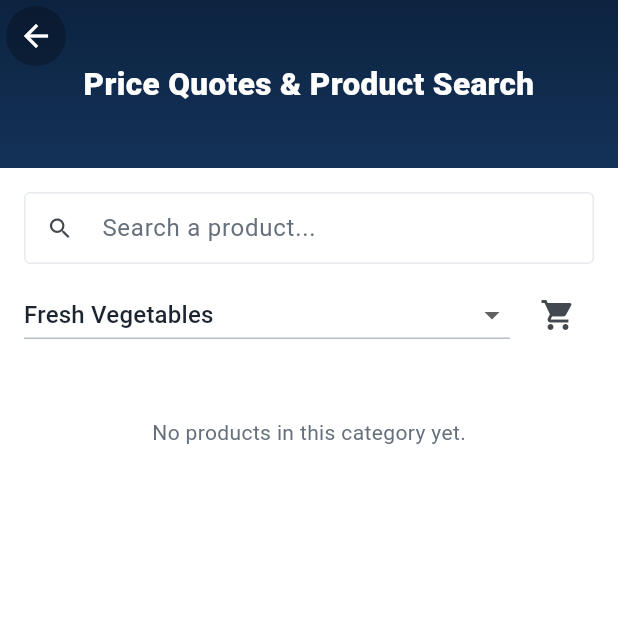
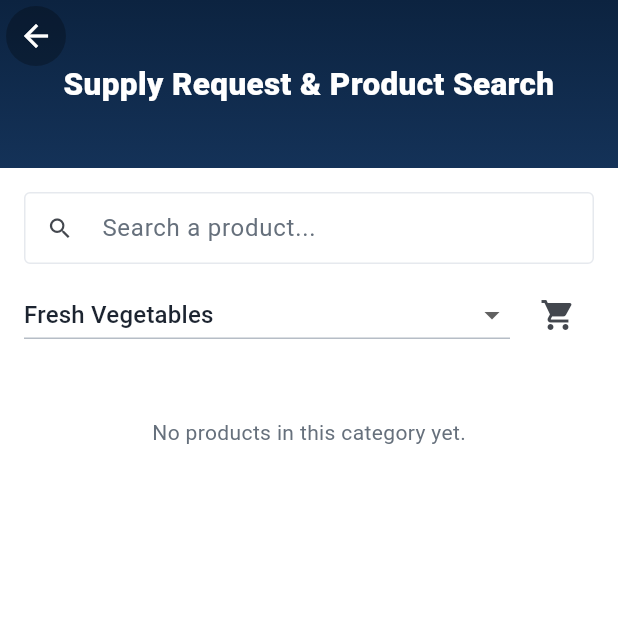
Before and after one commit to MohamedROka23/goss, a Flutter app: the screen it shows after launch, after a tap on "Continue as Customer", after a tap on "Fresh Vegetables", on a phone screen of 412 x 824 dp, the top half of it. Run offline on Flutter 3.47's test engine with Material 3 defaults, Android fonts, the phone set to English and light mode, and no system bars; our stand-ins replace cloud_firestore, file_picker, firebase_auth, firebase_core, firebase_messaging, flutter_local_notifications and 7 more; missing offline and left inert: cryptography, excel, firebase_app_check, freerasp; accounts and stored records are empty; network calls fail; Roboto replaces fonts that are missing (Segoe UI).

Commit message:
Add quote/supply request types, reorder home services, rename quotes to supply request

```diff
--- a/lib/models/models.dart
+++ b/lib/models/models.dart
@@ -216,6 +216,7 @@
   final String origin;
   final String destination;
   final List<RequestItem> items;
+  final String type;
 
   CustomerRequest({
     required this.id,
@@ -231,6 +232,7 @@
     this.origin = '',
     this.destination = '',
     required this.items,
+    this.type = 'supply',
   });
 
   /// Human-readable order reference: sequential #orderNo when available,
@@ -274,6 +276,7 @@
       items: (json['items'] as List<dynamic>? ?? [])
           .map((e) => RequestItem.fromJson(e))
           .toList(),
+      type: json['type'] ?? 'supply',
     );
   }
 }
--- a/lib/screens/customer/catalog_screen.dart
+++ b/lib/screens/customer/catalog_screen.dart
@@ -108,7 +108,7 @@
                 ),
               ),
               child: Text(
-                en ? 'Price Quotes & Product Search' : '\u0639\u0631\u0648\u0636 \u0627\u0644\u0623\u0633\u0639\u0627\u0631 \u0648\u0627\u0644\u0628\u062d\u062b \u0639\u0646 \u0627\u0644\u0645\u0646\u062a\u062c\u0627\u062a',
+                en ? 'Supply Request & Product Search' : '\u0637\u0644\u0628 \u062a\u0648\u0631\u064a\u062f \u0648\u0627\u0644\u0628\u062d\u062b \u0639\u0646 \u0627\u0644\u0645\u0646\u062a\u062c\u0627\u062a',
                 textAlign: TextAlign.center,
                 style: const TextStyle(color: Colors.white, fontSize: 21, fontWeight: FontWeight.w800, height: 1.5),
               ),
@@ -423,7 +423,7 @@
                   crossAxisAlignment: CrossAxisAlignment.start,
                   children: [
                     Text(
-                      en ? 'Request sent. Gosst admin will see it now.' : '\u062a\u0645 \u0625\u0631\u0633\u0627\u0644 \u0627\u0644\u0637\u0644\u0628. \u0633\u064a\u0638\u0647\u0631 \u0627\u0644\u0622\u0646 \u0644\u062f\u0649 \u0627\u0644\u0625\u062f\u0627\u0631\u0629.',
+                      en ? 'Price quote request sent. Gosst admin will review it.' : '\u062a\u0645 \u0625\u0631\u0633\u0627\u0644 \u0637\u0644\u0628 \u0639\u0631\u0636 \u0633\u0639\u0631. \u0633\u064a\u0631\u0627\u062c\u0639\u0647 \u0627\u0644\u0622\u0646 \u0644\u062f\u0649 \u0627\u0644\u0625\u062f\u0627\u0631\u0629.',
                       style: const TextStyle(color: GossColors.green, fontWeight: FontWeight.w600),
                     ),
                     const SizedBox(height: 8),
@@ -526,7 +526,7 @@
         SizedBox(
           width: double.infinity,
           child: GossButton(
-            label: en ? 'Send request' : '\u0625\u0631\u0633\u0627\u0644 \u0627\u0644\u0637\u0644\u0628',
+            label: en ? 'Request price quote' : '\u0637\u0644\u0628 \u0639\u0631\u0636 \u0633\u0639\u0631',
             color: GossColors.red,
             onPressed: _submitting
                 ? null
@@ -551,10 +551,10 @@
               final confirmed = await showDialog<bool>(
                 context: context,
                 builder: (ctx) => AlertDialog(
-                  title: Text(en ? 'Confirm request' : '\u062a\u0623\u0643\u064a\u062f \u0627\u0644\u0637\u0644\u0628'),
+                  title: Text(en ? 'Request price quote' : '\u0637\u0644\u0628 \u0639\u0631\u0636 \u0633\u0639\u0631'),
                   content: Text(en
-                      ? 'Send this request to Gosst admin?'
-                      : '\u0647\u0644 \u062a\u0631\u064a\u062f \u0625\u0631\u0633\u0627\u0644 \u0647\u0630\u0627 \u0627\u0644\u0637\u0644\u0628 \u0644\u0625\u062f\u0627\u0631\u0629 \u062c\u0648\u0633\u062a\u061f'),
+                      ? 'Send this price quote request to Gosst admin? This does not affect accounting — it is for pricing review only.'
+                      : '\u0647\u0644 \u062a\u0631\u064a\u062f \u0625\u0631\u0633\u0627\u0644 \u0637\u0644\u0628 \u0639\u0631\u0636 \u0633\u0639\u0631 \u0644\u0625\u062f\u0627\u0631\u0629 \u062c\u0648\u0633\u062a\u061f \u0644\u0627 \u064a\u062f\u062e\u0644 \u0641\u064a \u0627\u0644\u062d\u0633\u0627\u0628\u0627\u062a \u2014 \u0645\u0631\u062c\u0639 \u0644\u0644\u0627\u0637\u0644\u0627\u0639 \u0639\u0644\u0649 \u0627\u0644\u062a\u0633\u0639\u064a\u0631 \u0641\u0642\u0637.'),
                   actions: [
                     TextButton(
                       onPressed: () => Navigator.of(ctx).pop(false),
@@ -590,6 +590,7 @@
                   notes: _notesCtrl.text,
                   origin: _originCtrl.text,
                   destination: _destinationCtrl.text,
+                  type: 'quote',
                 );
                 if (!mounted) return;
                 _resetForm();
--- a/lib/screens/customer/customer_shell.dart
+++ b/lib/screens/customer/customer_shell.dart
@@ -44,12 +44,12 @@
 
   static const _labels = {
     0: 'GOSST HOME', 1: 'ABOUT', 2: 'LOGISTICS',
-    3: 'SUPPLIES', 4: 'QUOTES', 5: 'CONTACT',
+    3: 'SUPPLIES', 4: 'SUPPLY REQUEST', 5: 'CONTACT',
   };
 
   static const _labelsAr = {
     0: 'الرئيسية', 1: 'من نحن', 2: 'الخدمات اللوجستية',
-    3: 'التوريدات والتجارة', 4: 'عروض الأسعار', 5: 'تواصل معنا',
+    3: 'التوريدات والتجارة', 4: 'طلب توريد', 5: 'تواصل معنا',
   };
 
   @override
@@ -170,7 +170,7 @@
               _drawerItem(en ? 'About Us' : '\u0645\u0646 \u0646\u062d\u0646', Icons.info, 1),
               _drawerItem(en ? 'Logistics Services' : 'الخدمات اللوجستية', Icons.local_shipping, 2),
               _drawerItem(en ? 'Supplies & Trade' : 'التوريدات والتجارة', Icons.inventory, 3),
-              _drawerItem(en ? 'Price Quotes' : 'عروض الأسعار', Icons.storefront, 4),
+              _drawerItem(en ? 'Supply Request' : 'طلب توريد', Icons.storefront, 4),
               _drawerItem(en ? 'Contact' : 'تواصل معنا', Icons.mail, 5),
               const Divider(color: Colors.white24),
               ListTile(
--- a/lib/screens/customer/home_screen.dart
+++ b/lib/screens/customer/home_screen.dart
@@ -33,16 +33,16 @@
   Widget _servicesSection(BuildContext context) {
     final en = _en(context);
     final services = [
+      ['Fresh Vegetables', 'الخضروات الطازجة'],
+      ['Fresh Fruits', 'الفاكهة الطازجة'],
+      ['Hotels & Hospitality Supplies', 'مستلزمات الفنادق والضيافة'],
+      ['Office Supplies', 'الأدوات المكتبية'],
+      ['Packaging & Wrapping Materials', 'مواد التعبئة والتغليف'],
       ['Road Freight', 'الشحن البري'],
       ['Sea Freight', 'الشحن البحري'],
       ['Customs Clearance', 'التخليص الجمركي'],
       ['Smart Warehousing & Distribution Centres', 'التخزين الذكي ومراكز التوزيع'],
       ['Major Projects & Heavy Equipment', 'المشروعات الكبرى والمعدات الثقيلة'],
-      ['Fresh Vegetables', 'الخضروات الطازجة'],
-      ['Fresh Fruits', 'الفاكهة الطازجة'],
-      ['Hotels & Hospitality Supplies', 'مستلزمات الفنادق والضيافة'],
-      ['Office Supplies', 'الأدوات المكتبية'],
-      ['Packaging & Wrapping Materials', 'مواد التعبئة والتغليف'],
     ];
 
     return Container(
@@ -72,16 +72,16 @@
                   onTap: () {
                     if (i < 5) {
                       Navigator.of(context).push(
-                        MaterialPageRoute(builder: (_) => ServiceDetailScreen(index: i)),
+                        MaterialPageRoute(
+                          builder: (_) => CatalogScreen(
+                            initialCategory: supplyIds[i],
+                            showBack: true,
+                          ),
+                        ),
                       );
                     } else {
                       Navigator.of(context).push(
-                        MaterialPageRoute(
-                          builder: (_) => CatalogScreen(
-                            initialCategory: supplyIds[i - 5],
-                            showBack: true,
-                          ),
-                        ),
+                        MaterialPageRoute(builder: (_) => ServiceDetailScreen(index: i - 5)),
                       );
                     }
                   },
--- a/lib/services/accounting.dart
+++ b/lib/services/accounting.dart
@@ -50,7 +50,7 @@
 }
 
 /// A request only counts as a sale once it is not rejected/cancelled.
-bool isSaleRequest(CustomerRequest r) => r.status != RequestStatus.rejected;
+bool isSaleRequest(CustomerRequest r) => r.type == 'supply' && r.status != RequestStatus.rejected;
 
 /// Invoice value of an order = sum of its line totals.
 double invoiceAmount(CustomerRequest r) {
--- a/lib/services/firestore_backend.dart
+++ b/lib/services/firestore_backend.dart
@@ -417,6 +417,7 @@
       'notes': payload['notes'] ?? '',
       'items': payload['items'] ?? [],
       'status': 'new',
+      'type': payload['type'] ?? 'supply',
       'customerId': payload['customerId'] ?? '',
       'origin': payload['origin'] ?? '',
       'destination': payload['destination'] ?? '',
```
Also changed, not shown: lib/providers/app_provider.dart (+41 -0 lines), lib/screens/customer/my_orders_screen.dart (+107 -7 lines), 1 other file.
